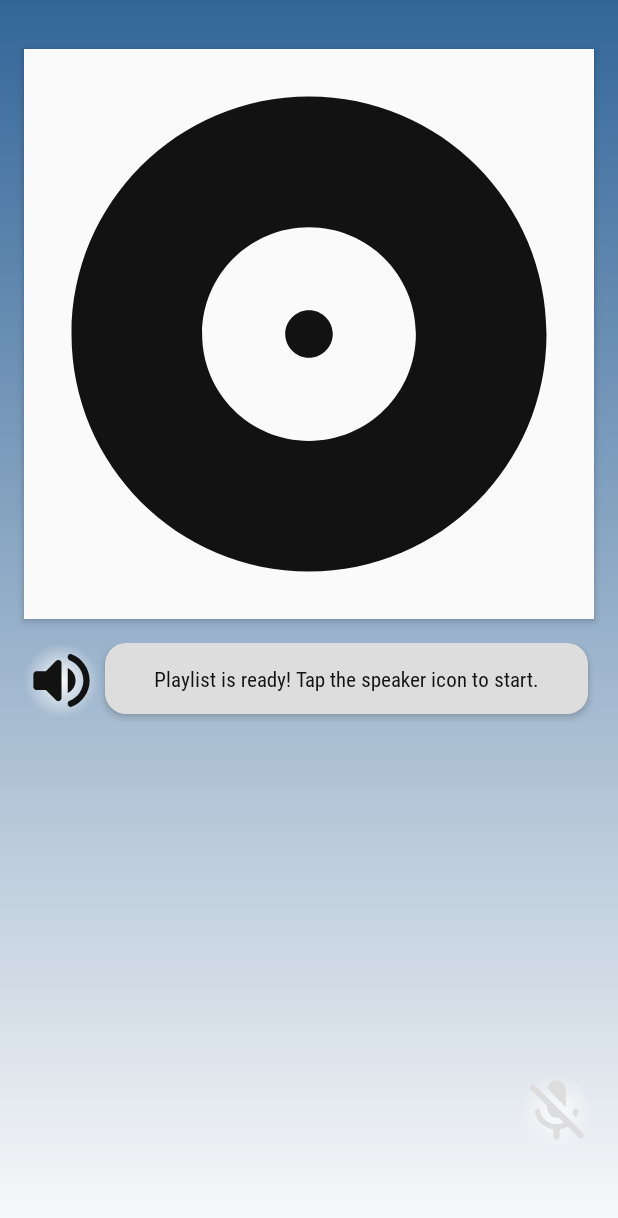
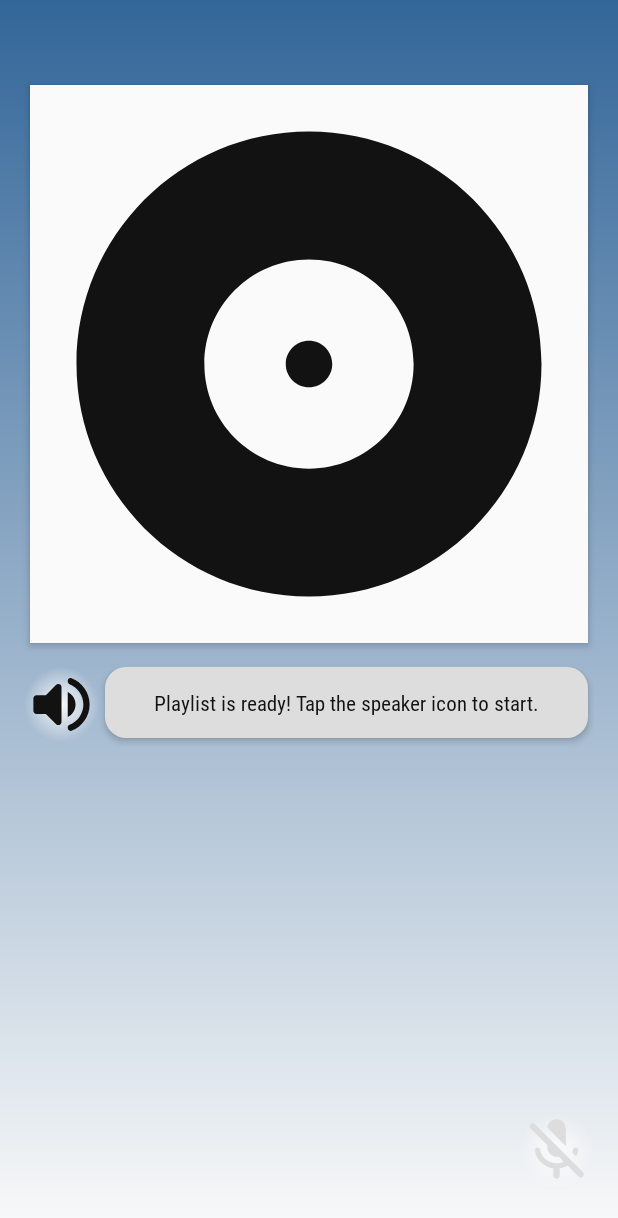
Before and after one commit to androiddevnotesforks/SongQuiz, an Android app: the QuizActivity screen opened directly, with no data from a screen before it, on a phone screen of 412 x 824 dp. Shown: the top 1218 px of the screen. Run offline under Robolectric (Android 15) with nearby library versions, the phone set to English and light mode, and no system bars; our stand-ins replace AdMob, Dagger/Hilt's generated code, Room's generated code; libraries missing offline, so code that uses them is left out: androidx.palette.graphics, uk.co.samuelwall; pictures from the network do not load; 2 statements that could not run were skipped.

Commit message:
Update quiz UI, change English motto

```diff
--- a/application/app/src/main/java/com/aaronfodor/android/songquiz/view/QuizActivity.kt
+++ b/application/app/src/main/java/com/aaronfodor/android/songquiz/view/QuizActivity.kt
@@ -376,7 +376,7 @@ class QuizActivity : AppActivity(keepScreenAlive = true) {
             if(!state.isFinished && state.currentRound != 0 && state.numRounds != 0){
                 // if currently invisible, animate to appear
                 if(binding.content.standing.round.visibility == View.INVISIBLE){
-                    AnimationUtils.loadAnimation(this, R.anim.slide_in_bottom).also {
+                    AnimationUtils.loadAnimation(this, R.anim.slide_in_top).also {
                         binding.content.standing.round.startAnimation(it)
                     }
                 }
@@ -385,7 +385,7 @@ class QuizActivity : AppActivity(keepScreenAlive = true) {
             else{
                 // if currently visible, animate to hide
                 if(binding.content.standing.round.visibility == View.VISIBLE){
-                    AnimationUtils.loadAnimation(this, R.anim.slide_out_bottom).also {
+                    AnimationUtils.loadAnimation(this, R.anim.slide_out_top).also {
                         binding.content.standing.round.startAnimation(it)
                     }
                 }
@@ -397,7 +397,7 @@ class QuizActivity : AppActivity(keepScreenAlive = true) {
                 if(state.players.size > index){
                     // if item is not visible, show it
                     if(item.standingItemLayout.visibility != View.VISIBLE){
-                        AnimationUtils.loadAnimation(this, R.anim.slide_in_bottom).also {
+                        AnimationUtils.loadAnimation(this, R.anim.slide_in_top).also {
                             item.standingItemLayout.startAnimation(it)
                             item.standingItemLayout.visibility = View.VISIBLE
                         }
@@ -427,7 +427,7 @@ class QuizActivity : AppActivity(keepScreenAlive = true) {
                 else{
                     // if item is not gone, hide it
                     if(item.standingItemLayout.visibility != View.GONE){
-                        AnimationUtils.loadAnimation(this, R.anim.slide_out_bottom).also {
+                        AnimationUtils.loadAnimation(this, R.anim.slide_out_top).also {
                             item.standingItemLayout.startAnimation(it)
                             item.standingItemLayout.visibility = View.GONE
                         }
@@ -458,7 +458,7 @@ class QuizActivity : AppActivity(keepScreenAlive = true) {
 
                     // if item is not visible, show it
                     if(item.visibility != View.VISIBLE){
-                        AnimationUtils.loadAnimation(this, R.anim.slide_in_top).also {
+                        AnimationUtils.loadAnimation(this, R.anim.slide_in_bottom).also {
                             item.startAnimation(it)
                             item.visibility = View.VISIBLE
                         }
@@ -467,7 +467,7 @@ class QuizActivity : AppActivity(keepScreenAlive = true) {
                 else{
                     // if item is not invisible, hide it
                     if(item.visibility != View.INVISIBLE){
-                        AnimationUtils.loadAnimation(this, R.anim.slide_out_top).also {
+                        AnimationUtils.loadAnimation(this, R.anim.slide_out_bottom).also {
                             item.startAnimation(it)
                             item.visibility = View.INVISIBLE
                         }
@@ -494,7 +494,7 @@ class QuizActivity : AppActivity(keepScreenAlive = true) {
 
                 // if item is not visible, show it
                 if(binding.content.endIndicator.visibility != View.VISIBLE){
-                    AnimationUtils.loadAnimation(this, R.anim.slide_in_top).also {
+                    AnimationUtils.loadAnimation(this, R.anim.slide_in_bottom).also {
                         binding.content.endIndicator.startAnimation(it)
                         binding.content.endIndicator.visibility = View.VISIBLE
                     }
@@ -503,7 +503,7 @@ class QuizActivity : AppActivity(keepScreenAlive = true) {
             else{
                 // if item is not invisible, hide it
                 if(binding.content.endIndicator.visibility != View.INVISIBLE){
-                    AnimationUtils.loadAnimation(this, R.anim.slide_out_top).also {
+                    AnimationUtils.loadAnimation(this, R.anim.slide_out_bottom).also {
                         binding.content.endIndicator.startAnimation(it)
                         binding.content.endIndicator.visibility = View.INVISIBLE
                     }
--- a/application/app/src/main/res/layout-land/activity_quiz_content.xml
+++ b/application/app/src/main/res/layout-land/activity_quiz_content.xml
@@ -10,34 +10,8 @@
         style="@style/SongPlayProgressBar"
         android:id="@+id/songPlayProgressBar"
         app:layout_constraintTop_toTopOf="parent"
-        app:layout_constraintBottom_toTopOf="@+id/ivPlaylist"
-        app:layout_constraintStart_toStartOf="parent"
-        app:layout_constraintEnd_toEndOf="parent" />
-
-    <include
-        android:id="@+id/guess"
-        layout="@layout/guess_indicator"
-        android:layout_width="0dp"
-        android:layout_height="wrap_content"
-        app:layout_constraintTop_toTopOf="parent"
-        app:layout_constraintStart_toStartOf="@+id/songPlayProgressBar"
-        app:layout_constraintEnd_toEndOf="@+id/songPlayProgressBar"/>
-
-    <TextView
-        style="@style/QuizFeedbackText"
-        android:id="@+id/end_indicator"
-        android:layout_width="wrap_content"
-        android:layout_height="wrap_content"
-        android:maxLines="1"
-        android:ellipsize="end"
-        android:visibility="invisible"
-        android:adjustViewBounds="true"
-        android:gravity="center"
-        android:scaleType="fitCenter"
-        android:drawablePadding="@dimen/drawable_padding"
-        app:layout_constraintTop_toTopOf="parent"
-        app:layout_constraintStart_toStartOf="@+id/songPlayProgressBar"
-        app:layout_constraintEnd_toEndOf="@+id/songPlayProgressBar"/>
+        app:layout_constraintStart_toStartOf="@+id/ivPlaylist"
+        app:layout_constraintEnd_toEndOf="@+id/ivPlaylist" />
 
     <ImageView
         style="@style/QuizMainImage"
@@ -49,8 +23,18 @@
         app:layout_constraintDimensionRatio="1.0"
         app:layout_constraintStart_toStartOf="parent"
         app:layout_constraintEnd_toEndOf="@+id/glVerticalMiddle"
-        app:layout_constraintTop_toBottomOf="@+id/guess"
+        app:layout_constraintTop_toBottomOf="@+id/songPlayProgressBar"
         app:layout_constraintBottom_toBottomOf="parent"/>
+
+    <include
+        android:id="@+id/standing"
+        layout="@layout/standing_dashboard"
+        android:layout_width="0dp"
+        android:layout_height="wrap_content"
+        app:layout_constraintTop_toTopOf="parent"
+        app:layout_constraintStart_toStartOf="@+id/ttsSpeechButton"
+        app:layout_constraintEnd_toEndOf="@+id/userSpeechButton"
+        android:layout_marginTop="@dimen/standing_dashboard_correction_in_layout"/>
 
     <androidx.core.widget.NestedScrollView
         android:id="@+id/svInfo"
@@ -125,30 +109,46 @@
         android:contentDescription="@string/content_description_get_information"
         android:layout_width="wrap_content"
         android:layout_height="wrap_content"
-        android:layout_marginTop="0dp"
-        app:layout_constraintTop_toTopOf="@+id/ivPlaylist"
-        app:layout_constraintStart_toStartOf="@+id/glVerticalMiddle" />
+        app:layout_constraintTop_toBottomOf="@+id/standing"
+        app:layout_constraintStart_toStartOf="@+id/glVerticalMiddle"
+        android:layout_marginTop="@dimen/standing_dashboard_correction_in_layout"/>
 
     <androidx.appcompat.widget.AppCompatImageButton
         style="@style/ActionGameImageButton"
         android:id="@+id/userSpeechButton"
         android:src="@drawable/icon_mic_off"
         android:contentDescription="@string/content_description_user_input"
-        android:layout_marginBottom="@dimen/standing_margin"
+        android:layout_marginBottom="0dp"
         android:layout_width="wrap_content"
         android:layout_height="wrap_content"
-        app:layout_constraintBottom_toTopOf="@id/standing"
+        app:layout_constraintBottom_toTopOf="@id/guess"
         app:layout_constraintEnd_toEndOf="parent"/>
 
     <include
-        android:id="@+id/standing"
-        layout="@layout/standing_dashboard"
+        android:id="@+id/guess"
+        layout="@layout/guess_indicator"
         android:layout_width="0dp"
         android:layout_height="wrap_content"
         app:layout_constraintBottom_toBottomOf="parent"
-        app:layout_constraintStart_toEndOf="@+id/glVerticalMiddle"
-        app:layout_constraintEnd_toEndOf="parent"
-        android:layout_margin="@dimen/standing_margin"/>
+        app:layout_constraintStart_toStartOf="@+id/ttsSpeechButton"
+        app:layout_constraintEnd_toEndOf="@+id/userSpeechButton"/>
+
+    <TextView
+        style="@style/FeedbackNormalText"
+        android:id="@+id/end_indicator"
+        android:layout_width="wrap_content"
+        android:layout_height="wrap_content"
+        android:maxLines="1"
+        android:ellipsize="end"
+        android:visibility="invisible"
+        android:adjustViewBounds="true"
+        android:gravity="center"
+        android:scaleType="fitCenter"
+        android:drawablePadding="@dimen/drawable_padding"
+        app:layout_constraintBottom_toBottomOf="@+id/guess"
+        app:layout_constraintTop_toTopOf="@+id/guess"
+        app:layout_constraintStart_toStartOf="@+id/guess"
+        app:layout_constraintEnd_toEndOf="@+id/guess"/>
 
     <com.google.android.gms.ads.AdView
         xmlns:ads="http://schemas.android.com/apk/res-auto"
--- a/application/app/src/main/res/layout-land/fragment_about.xml
+++ b/application/app/src/main/res/layout-land/fragment_about.xml
@@ -25,8 +25,8 @@
             <ImageView
                 style="@style/MainImage"
                 android:id="@+id/ivLogo"
-                android:layout_width="100dp"
-                android:layout_height="100dp"
+                android:layout_width="150dp"
+                android:layout_height="150dp"
                 android:src="@drawable/song_quiz"
                 android:importantForAccessibility="no"
                 app:layout_constraintDimensionRatio="1.0"
--- a/application/app/src/main/res/layout/activity_quiz_content.xml
+++ b/application/app/src/main/res/layout/activity_quiz_content.xml
@@ -6,38 +6,23 @@
     android:layout_height="match_parent"
     app:layout_behavior="@string/appbar_scrolling_view_behavior">
 
+    <include
+        android:id="@+id/standing"
+        layout="@layout/standing_dashboard"
+        android:layout_width="0dp"
+        android:layout_height="wrap_content"
+        app:layout_constraintTop_toTopOf="parent"
+        app:layout_constraintStart_toStartOf="@+id/ttsSpeechButton"
+        app:layout_constraintEnd_toEndOf="@+id/userSpeechButton"
+        android:layout_marginTop="@dimen/standing_dashboard_correction_in_layout"/>
+
     <ProgressBar
         style="@style/SongPlayProgressBar"
         android:id="@+id/songPlayProgressBar"
-        app:layout_constraintTop_toTopOf="parent"
-        app:layout_constraintBottom_toTopOf="@+id/ivPlaylist"
-        app:layout_constraintStart_toStartOf="parent"
-        app:layout_constraintEnd_toEndOf="parent"/>
-
-    <include
-        android:id="@+id/guess"
-        layout="@layout/guess_indicator"
-        android:layout_width="0dp"
-        android:layout_height="wrap_content"
-        app:layout_constraintTop_toTopOf="parent"
-        app:layout_constraintStart_toStartOf="@+id/songPlayProgressBar"
-        app:layout_constraintEnd_toEndOf="@+id/songPlayProgressBar"/>
-
-    <TextView
-        style="@style/QuizFeedbackText"
-        android:id="@+id/end_indicator"
-        android:layout_width="wrap_content"
-        android:layout_height="wrap_content"
-        android:maxLines="1"
-        android:ellipsize="end"
-        android:visibility="invisible"
-        android:adjustViewBounds="true"
-        android:gravity="center"
-        android:scaleType="fitCenter"
-        android:drawablePadding="@dimen/drawable_padding"
-        app:layout_constraintTop_toTopOf="parent"
-        app:layout_constraintStart_toStartOf="@+id/songPlayProgressBar"
-        app:layout_constraintEnd_toEndOf="@+id/songPlayProgressBar"/>
+        app:layout_constraintTop_toBottomOf="@+id/standing"
+        app:layout_constraintStart_toStartOf="@+id/ivPlaylist"
+        app:layout_constraintEnd_toEndOf="@+id/ivPlaylist"
+        android:layout_marginTop="@dimen/standing_dashboard_correction_in_layout"/>
 
     <ImageView
         style="@style/QuizMainImage"
@@ -49,7 +34,7 @@
         app:layout_constraintDimensionRatio="1.0"
         app:layout_constraintEnd_toEndOf="parent"
         app:layout_constraintStart_toStartOf="parent"
-        app:layout_constraintTop_toBottomOf="@+id/guess"
+        app:layout_constraintTop_toBottomOf="@+id/songPlayProgressBar"
         app:layout_constraintBottom_toBottomOf="@+id/glHorizontalHigh"/>
 
     <androidx.core.widget.NestedScrollView
@@ -116,7 +101,7 @@
         android:layout_width="wrap_content"
         android:layout_height="wrap_content"
         android:orientation="horizontal"
-        app:layout_constraintGuide_percent="0.52" />
+        app:layout_constraintGuide_percent="0.54" />
 
     <androidx.constraintlayout.widget.Guideline
         android:layout_width="wrap_content"
@@ -141,21 +126,37 @@
         android:id="@+id/userSpeechButton"
         android:src="@drawable/icon_mic_off"
         android:contentDescription="@string/content_description_user_input"
-        android:layout_marginBottom="@dimen/standing_margin"
+        android:layout_marginBottom="0dp"
         android:layout_width="wrap_content"
         android:layout_height="wrap_content"
-        app:layout_constraintBottom_toTopOf="@+id/standing"
+        app:layout_constraintBottom_toTopOf="@+id/guess"
         app:layout_constraintEnd_toEndOf="parent"/>
 
     <include
-        android:id="@+id/standing"
-        layout="@layout/standing_dashboard"
+        android:id="@+id/guess"
+        layout="@layout/guess_indicator"
         android:layout_width="0dp"
         android:layout_height="wrap_content"
         app:layout_constraintBottom_toBottomOf="parent"
-        app:layout_constraintEnd_toEndOf="parent"
-        app:layout_constraintStart_toStartOf="parent"
-        android:layout_margin="@dimen/standing_margin"/>
+        app:layout_constraintStart_toStartOf="@+id/ttsSpeechButton"
+        app:layout_constraintEnd_toEndOf="@+id/userSpeechButton"/>
+
+    <TextView
+        style="@style/FeedbackNormalText"
+        android:id="@+id/end_indicator"
+        android:layout_width="wrap_content"
+        android:layout_height="wrap_content"
+        android:maxLines="1"
+        android:ellipsize="end"
+        android:visibility="invisible"
+        android:adjustViewBounds="true"
+        android:gravity="center"
+        android:scaleType="fitCenter"
+        android:drawablePadding="@dimen/drawable_padding"
+        app:layout_constraintBottom_toBottomOf="@+id/guess"
+        app:layout_constraintTop_toTopOf="@+id/guess"
+        app:layout_constraintStart_toStartOf="@+id/guess"
+        app:layout_constraintEnd_toEndOf="@+id/guess"/>
 
     <com.google.android.gms.ads.AdView
         xmlns:ads="http://schemas.android.com/apk/res-auto"
--- a/application/app/src/main/res/layout/fragment_about.xml
+++ b/application/app/src/main/res/layout/fragment_about.xml
@@ -25,8 +25,8 @@
             <ImageView
                 style="@style/MainImage"
                 android:id="@+id/ivLogo"
-                android:layout_width="200dp"
-                android:layout_height="200dp"
+                android:layout_width="150dp"
+                android:layout_height="150dp"
                 android:src="@drawable/song_quiz"
                 android:importantForAccessibility="no"
                 app:layout_constraintDimensionRatio="1.0"
--- a/application/app/src/main/res/layout/guess_indicator.xml
+++ b/application/app/src/main/res/layout/guess_indicator.xml
@@ -10,7 +10,7 @@
     android:elevation="20dp">
 
     <TextView
-        style="@style/QuizFeedbackText"
+        style="@style/FeedbackNormalText"
         android:text=""
         android:id="@+id/guess1"
         android:layout_width="0dp"
@@ -26,7 +26,7 @@
         app:drawableLeftCompat="@drawable/icon_incorrect" />
 
     <TextView
-        style="@style/QuizFeedbackText"
+        style="@style/FeedbackNormalText"
         android:text=""
         android:id="@+id/guess2"
         android:layout_width="0dp"
--- a/application/app/src/main/res/layout/standing_dashboard.xml
+++ b/application/app/src/main/res/layout/standing_dashboard.xml
@@ -2,19 +2,21 @@
 
 <LinearLayout
     xmlns:android="http://schemas.android.com/apk/res/android"
+    android:layout_marginVertical="@dimen/standing_dashboard_margin"
+    android:layout_marginBottom="@dimen/standing_dashboard_margin"
     android:id="@+id/standing_dashboard_layout"
     android:layout_width="match_parent"
     android:layout_height="wrap_content"
-    android:paddingBottom="@dimen/standing_margin"
     android:orientation="horizontal">
 
     <TextView
         android:id="@+id/round_placeholder"
         android:visibility="invisible"
-        style="@style/StandingNameText"
+        android:maxLines="1"
+        style="@style/FeedbackNormalText"
         android:layout_width="wrap_content"
         android:layout_height="match_parent"
-        android:gravity="bottom|start"/>
+        android:gravity="center|start"/>
 
     <include
         android:id="@+id/item_placeholder"
@@ -61,9 +63,10 @@
     <TextView
         android:id="@+id/round"
         android:visibility="invisible"
-        style="@style/StandingNameText"
+        android:maxLines="1"
+        style="@style/FeedbackNormalText"
         android:layout_width="wrap_content"
         android:layout_height="match_parent"
-        android:gravity="bottom|end"/>
+        android:gravity="center|end"/>
 
 </LinearLayout>
--- a/application/app/src/main/res/layout/standing_item.xml
+++ b/application/app/src/main/res/layout/standing_item.xml
@@ -7,8 +7,8 @@
     android:layout_height="wrap_content">
 
     <TextView
-        style="@style/StandingScoreText"
-        android:id="@+id/tvScore"
+        style="@style/FeedbackNormalText"
+        android:id="@+id/tvName"
         android:maxLines="1"
         android:layout_width="wrap_content"
         android:layout_height="wrap_content"
@@ -18,13 +18,15 @@
         app:layout_constraintEnd_toEndOf="parent"/>
 
     <TextView
-        style="@style/StandingNameText"
-        android:id="@+id/tvName"
+        android:layout_marginBottom="@dimen/standing_score_text_margin"
+        android:layout_marginTop="@dimen/standing_score_text_margin"
+        style="@style/FeedbackBigText"
+        android:id="@+id/tvScore"
         android:maxLines="1"
         android:layout_width="wrap_content"
         android:layout_height="wrap_content"
         android:gravity="center"
-        app:layout_constraintTop_toBottomOf="@+id/tvScore"
+        app:layout_constraintTop_toBottomOf="@+id/tvName"
         app:layout_constraintStart_toStartOf="parent"
         app:layout_constraintEnd_toEndOf="parent"/>
 
--- a/application/app/src/main/res/values-sw600dp/textsize.xml
+++ b/application/app/src/main/res/values-sw600dp/textsize.xml
@@ -5,7 +5,8 @@
     <dimen name="input_text_size">20sp</dimen>
     <dimen name="list_title_text_size">20sp</dimen>
     <dimen name="list_text_size">17sp</dimen>
-    <dimen name="standing_title_size">24sp</dimen>
-    <dimen name="standing_text_size">16sp</dimen>
+    <dimen name="feedback_big_size">26sp</dimen>
+    <dimen name="feedback_normal_size">16sp</dimen>
     <dimen name="shadow_radius">24</dimen>
+    <dimen name="shadow_padding">4sp</dimen>
 </resources>
--- a/application/app/src/main/res/values/dimens.xml
+++ b/application/app/src/main/res/values/dimens.xml
@@ -42,9 +42,6 @@
     <dimen name="list_item_image_pixels">40dp</dimen>
     <dimen name="game_image_pixels">400dp</dimen>
 
-    <dimen name="standing_margin">4dp</dimen>
-    <dimen name="standing_padding">4dp</dimen>
-
     <dimen name="messagebox_corner_radius">14dp</dimen>
 
     <dimen name="dialog_margin">8dp</dimen>
@@ -54,4 +51,8 @@
 
     <dimen name="drawable_padding">4dp</dimen>
 
+    <dimen name="standing_dashboard_correction_in_layout">-4sp</dimen>
+    <dimen name="standing_dashboard_margin">-8sp</dimen>
+    <dimen name="standing_score_text_margin">-14sp</dimen>
+
 </resources>
--- a/application/app/src/main/res/values/strings_general.xml
+++ b/application/app/src/main/res/values/strings_general.xml
@@ -1,7 +1,7 @@
 <?xml version="1.0" encoding="utf-8"?>
 
 <resources>
-    <string name="nav_header_subtitle">Do you know what you hear?</string>
+    <string name="nav_header_subtitle">Guess what you hear!</string>
 
     <string name="about_text">
         %1$s\n\n
--- a/application/app/src/main/res/values/strings_international.xml
+++ b/application/app/src/main/res/values/strings_international.xml
@@ -2,7 +2,7 @@
 
 <!DOCTYPE resources [
     <!ENTITY appName "Song Quiz">
-    <!ENTITY appDate "16/02/2022">
+    <!ENTITY appDate "18/02/2022">
     <!ENTITY appCreator "Arpad Fodor">
     <!ENTITY developerContact "arpadfodor01@gmail.com">
     <!ENTITY developerPage "https://github.com/aaronfodor">
--- a/application/app/src/main/res/values/styles.xml
+++ b/application/app/src/main/res/values/styles.xml
@@ -105,8 +105,6 @@
     <style name="SongPlayProgressBar" parent="@style/Widget.AppCompat.ProgressBar.Horizontal">
         <item name="android:layout_width">0dp</item>
         <item name="android:layout_height">6dp</item>
-        <item name="android:layout_marginStart">@dimen/margin_medium</item>
-        <item name="android:layout_marginEnd">@dimen/margin_medium</item>
         <item name="android:max">@integer/progressbar_max_value</item>
         <item name="android:progress">0</item>
         <item name="android:progressDrawable">@drawable/progressbar_time</item>
@@ -191,25 +189,22 @@
         <item name="android:elevation">@dimen/shadow_elevation</item>
     </style>
 
-    <style name="StandingScoreText">
+    <style name="ShadowedText">
         <item name="android:textColor">@color/colorIcon</item>
-        <item name="android:textSize">@dimen/standing_title_size</item>
-        <item name="android:fontFamily">@font/font_title</item>
-    </style>
-
-    <style name="StandingNameText">
-        <item name="android:textColor">@color/colorIcon</item>
-        <item name="android:textSize">@dimen/standing_text_size</item>
-        <item name="android:fontFamily">@font/font_paragraph</item>
-    </style>
-
-    <style name="QuizFeedbackText">
-        <item name="android:textColor">@color/colorText</item>
         <item name="android:shadowColor">@color/colorBackground</item>
         <item name="android:shadowDx">0</item>
         <item name="android:shadowDy">0</item>
         <item name="android:shadowRadius">@dimen/shadow_radius</item>
-        <item name="android:textSize">@dimen/paragraph_text_size</item>
+        <item name="android:padding">@dimen/shadow_padding</item>
+    </style>
+
+    <style name="FeedbackBigText" parent="ShadowedText">
+        <item name="android:textSize">@dimen/feedback_big_size</item>
+        <item name="android:fontFamily">@font/font_title</item>
+    </style>
+
+    <style name="FeedbackNormalText" parent="ShadowedText">
+        <item name="android:textSize">@dimen/feedback_normal_size</item>
         <item name="android:fontFamily">@font/font_paragraph</item>
     </style>
 
--- a/application/app/src/main/res/values/textsize.xml
+++ b/application/app/src/main/res/values/textsize.xml
@@ -5,7 +5,8 @@
     <dimen name="input_text_size">16sp</dimen>
     <dimen name="list_title_text_size">16sp</dimen>
     <dimen name="list_text_size">13sp</dimen>
-    <dimen name="standing_title_size">20sp</dimen>
-    <dimen name="standing_text_size">12sp</dimen>
+    <dimen name="feedback_big_size">22sp</dimen>
+    <dimen name="feedback_normal_size">12sp</dimen>
     <dimen name="shadow_radius">20</dimen>
+    <dimen name="shadow_padding">4sp</dimen>
 </resources>
```
Also changed, not shown: 1 other file.
